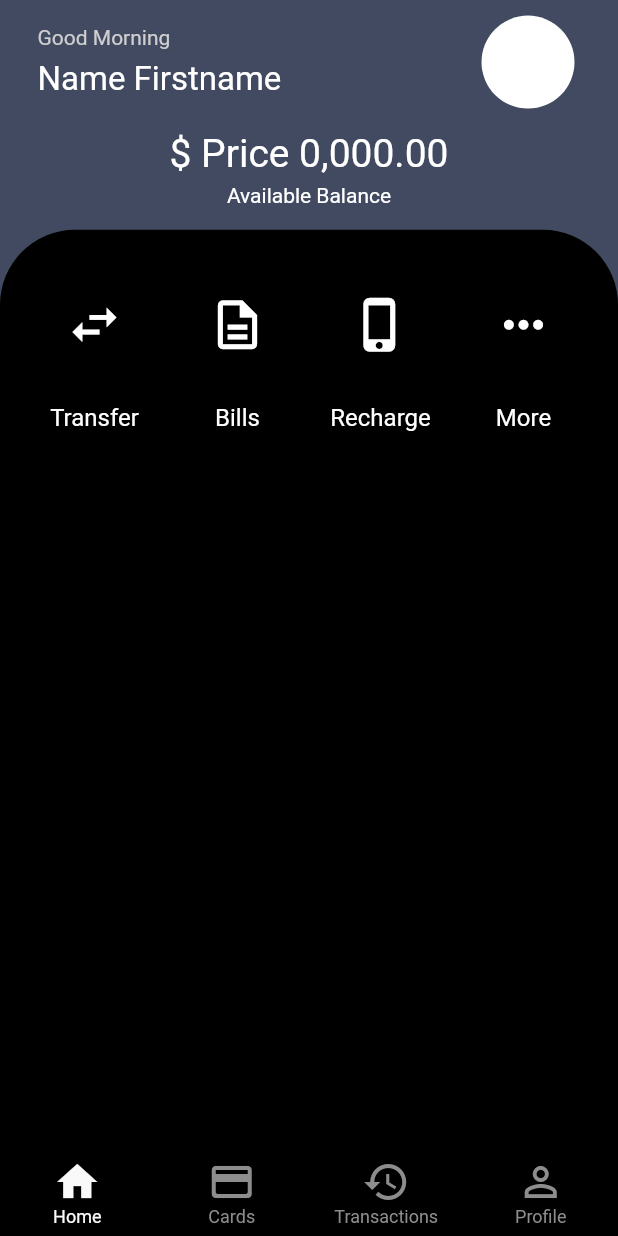
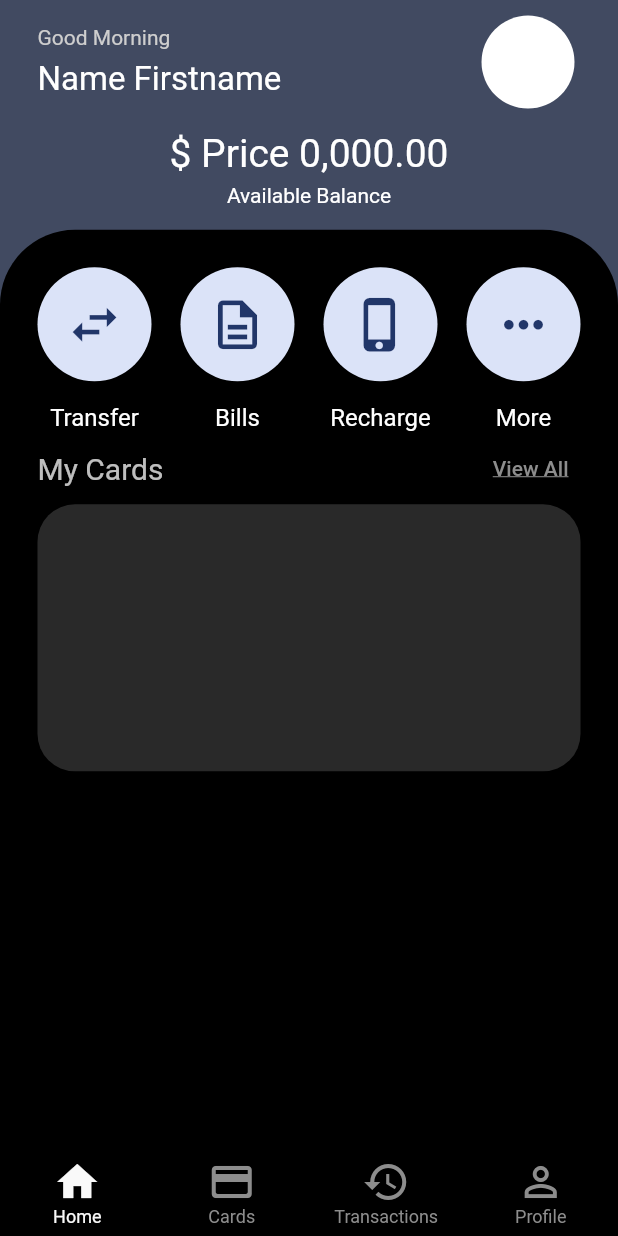
Before and after one commit to Dodowxoja/Online-Bank-Card, a Flutter app: the screen it shows after launch, on a phone screen of 412 x 824 dp. Run offline on Flutter 3.47's test engine with Material 2 defaults, Android fonts, the phone set to English and light mode, and no system bars; our stand-ins replace adaptive_theme.

Commit message:
o'zgargan

```diff
--- /dev/null
+++ b/lib/core/components/categoria_comp.dart
@@ -0,0 +1,36 @@
+import 'package:flutter/material.dart';
+import 'package:home/core/constants/color_const.dart';
+import 'package:home/widgets/my_text_style.dart';
+
+class CategoriaComp {
+  static InkWell categoriya(
+    String text,
+    IconData icon,
+    String routeName,
+    BuildContext context,
+  ) {
+    return InkWell(
+      child: Column(
+        mainAxisAlignment: MainAxisAlignment.spaceBetween,
+        children: [
+          CircleAvatar(
+            radius: 38,
+            backgroundColor: ColorConst.kPCRadius1,
+            child: Icon(
+              icon,
+              size: 39,
+              color: ColorConst.kPCIcon1,
+            ),
+          ),
+          Text(
+            text,
+            style: MyTextStyle.textStyle(size: 16),
+          ),
+        ],
+      ),
+      onTap: () {
+        Navigator.pushNamed(context, routeName.toString());
+      },
+    );
+  }
+}
--- a/lib/core/components/theme_comp.dart
+++ b/lib/core/components/theme_comp.dart
@@ -5,14 +5,14 @@ class ThemeComp {
   static get lightTheme => ThemeData(
         colorScheme: ColorScheme.light(
           brightness: Brightness.light,
-          primary: ColorConst.kPColorLightTheme,
+          primary: ColorConst.kPCLightTheme,
         ),
       );
 
   static get darkTheme => ThemeData(
         colorScheme: ColorScheme.dark(
           brightness: Brightness.dark,
-          primary: ColorConst.kPColorDarkTheme,
+          primary: ColorConst.kPCDarkTheme,
         ),
       );
 }
--- a/lib/core/constants/color_const.dart
+++ b/lib/core/constants/color_const.dart
@@ -1,47 +1,48 @@
 import 'package:flutter/material.dart';
 
 class ColorConst {
-  static Color kPColorLightTheme = const Color(0xffFFFFFF);
-  static Color kPColorDarkTheme = const Color(0xff000000);
+  static Color kPCLightTheme = const Color(0xffFFFFFF);
+  static Color kPCDarkTheme = const Color(0xff000000);
 
-  static Color kPColorPicker1 = const Color(0xff414A61);
-  static Color kPColorPicker2 = const Color(0xff7485B4);
-  static Color kPColorPicker3 = const Color(0xff292929);
+  static Color kPCPicker1 = const Color(0xff414A61);
+  static Color kPCPicker2 = const Color(0xff292929);
+  static Color kPCPicker3 = const Color(0xff7485B4);
 
-  static Color kPColorText1 = const Color(0xffCECECE);
-  static Color kPColorText2 = const Color(0xffF9F9F9);
+  static Color kPCText1 = const Color(0xffCECECE);
+  static Color kPCText2 = const Color(0xffF9F9F9);
+  static Color kPCText3 = const Color(0xffEEEEEE);
 
-  static Color kPColorBar = const Color(0xff8D8D8D);
-  static Color kPColorButtonBar = const Color(0xffF9F9F9);
+  static Color kPCBar = const Color(0xff8D8D8D);
+  static Color kPCButtonBar = const Color(0xffF9F9F9);
 
-  static Color kPColorRadius1 = const Color(0xffDBE3F8);
-  static Color kPColorRadius2 = const Color(0xffFFDEE2);
-  static Color kPColorRadius3 = const Color(0xffFFE8CE);
-  static Color kPColorRadius4 = const Color(0xffEAF5DC);
-  static Color kPColorRadius5 = const Color(0xffD3EAFF);
-  static Color kPColorRadius6 = const Color(0xffE7DFFF);
+  static Color kPCRadius1 = const Color(0xffDBE3F8);
+  static Color kPCRadius2 = const Color(0xffFFDEE2);
+  static Color kPCRadius3 = const Color(0xffFFE8CE);
+  static Color kPCRadius4 = const Color(0xffEAF5DC);
+  static Color kPCRadius5 = const Color(0xffD3EAFF);
+  static Color kPCRadius6 = const Color(0xffE7DFFF);
 
-  static Color kPColorIcon1 = const Color(0xff031952).withOpacity(0.86);
-  static Color kPColorIcon2 = const Color(0xffA32E2E);
-  static Color kPColorIcon3 = const Color(0xff46320E).withOpacity(0.8);
-  static Color kPColorIcon4 = const Color(0xff45661B);
-  static Color kPColorIcon5 = const Color(0xff0C4C87);
-  static Color kPColorIcon6 = const Color(0xff4829A8);
-  static Color kPColorIcon7 = const Color(0xff213569);
+  static Color kPCIcon1 = const Color(0xff031952).withOpacity(0.86);
+  static Color kPCIcon2 = const Color(0xffA32E2E);
+  static Color kPCIcon3 = const Color(0xff46320E).withOpacity(0.8);
+  static Color kPCIcon4 = const Color(0xff45661B);
+  static Color kPCIcon5 = const Color(0xff0C4C87);
+  static Color kPCIcon6 = const Color(0xff4829A8);
+  static Color kPCIcon7 = const Color(0xff213569);
 
-  static Color kPColorElipseRaduis1 = const Color(0xff6A6A6A);
+  static Color kPCElipseRaduis1 = const Color(0xff6A6A6A);
 
-  static Color kPColorElipseIcon1 = const Color(0xffDDDDDD);
+  static Color kPCElipseIcon1 = const Color(0xffDDDDDD);
 
-  static Color kPColorElipse1 = const Color(0xffB1BEEC);
-  static Color kPColorElipse2 = const Color(0xff6C6C6C);
+  static Color kPCElipse1 = const Color(0xffB1BEEC);
+  static Color kPCElipse2 = const Color(0xff6C6C6C);
 
-  static Color kPColorLinear1 = const Color(0xff5A6D9E);
-  static Color kPColorLinear2 = const Color(0xffBECAF5);
+  static Color kPCLinear1 = const Color(0xff5A6D9E);
+  static Color kPCLinear2 = const Color(0xffBECAF5);
 
-  static LinearGradient kPColorLinearGradient1 = LinearGradient(
+  static LinearGradient kPCLinearGradient1 = LinearGradient(
     begin: Alignment.topLeft,
     end: Alignment.bottomRight,
-    colors: [kPColorLinear1, kPColorLinear2],
+    colors: [kPCLinear1, kPCLinear2],
   );
 }
--- a/lib/core/constants/radius_const.dart
+++ b/lib/core/constants/radius_const.dart
@@ -1,5 +1,6 @@
 import 'package:flutter/material.dart';
 
 class RadiusConst {
+  static BorderRadius borderRadiusConst25 = BorderRadius.circular(25);
   static Radius radiusConst50 = const Radius.circular(50);
 }
--- a/lib/routes/my_routes.dart
+++ b/lib/routes/my_routes.dart
@@ -1,5 +1,9 @@
 import 'package:flutter/material.dart';
 import 'package:home/screens/myhome/my_home_page.dart';
+import 'package:home/screens/pages/bills_page.dart';
+import 'package:home/screens/pages/more_page.dart';
+import 'package:home/screens/pages/recharge_page.dart';
+import 'package:home/screens/pages/transfer_page.dart';
 
 class MyRoutes {
   Route? onGenerateRoute(RouteSettings s) {
@@ -7,6 +11,14 @@ class MyRoutes {
     switch (s.name) {
       case '/':
         return MaterialPageRoute(builder: (_) => const MyHomePage());
+      case '/transfer':
+        return MaterialPageRoute(builder: (_) => const TransferPage());
+      case '/bills':
+        return MaterialPageRoute(builder: (_) => const BillsPage());
+      case '/recharge':
+        return MaterialPageRoute(builder: (_) => const RechargePage());
+      case '/more':
+        return MaterialPageRoute(builder: (_) => const MorePage());
     }
   }
 }
--- a/lib/screens/home/home_page.dart
+++ b/lib/screens/home/home_page.dart
@@ -1,4 +1,5 @@
 import 'package:flutter/material.dart';
+import 'package:home/core/components/categoria_comp.dart';
 import 'package:home/core/constants/color_const.dart';
 import 'package:home/core/constants/edge_insets_const.dart';
 import 'package:home/core/constants/radius_const.dart';
@@ -37,7 +38,7 @@ class _HomePageState extends State<HomePage> {
                             Text(
                               'Good Morning',
                               style: MyTextStyle.textStyle(
-                                colors: ColorConst.kPColorText1,
+                                colors: ColorConst.kPCText1,
                               ),
                             ),
                             Text(
@@ -76,7 +77,7 @@ class _HomePageState extends State<HomePage> {
               width: double.infinity,
               padding: EdgeInsetsConst.edgeInsetsAll25,
               decoration: BoxDecoration(
-                color: ColorConst.kPColorDarkTheme,
+                color: ColorConst.kPCDarkTheme,
                 borderRadius: BorderRadius.only(
                   topLeft: RadiusConst.radiusConst50,
                   topRight: RadiusConst.radiusConst50,
@@ -91,10 +92,53 @@ class _HomePageState extends State<HomePage> {
                     child: Row(
                       mainAxisAlignment: MainAxisAlignment.spaceBetween,
                       children: [
-                        categoriya('Transfer', Icons.swap_horiz_outlined),
-                        categoriya('Bills', Icons.description_outlined),
-                        categoriya('Recharge', Icons.phone_iphone),
-                        categoriya('More', Icons.more_horiz),
+                        CategoriaComp.categoriya('Transfer',
+                            Icons.swap_horiz_outlined, '/transfer', context),
+                        CategoriaComp.categoriya('Bills',
+                            Icons.description_outlined, '/bills', context),
+                        CategoriaComp.categoriya('Recharge', Icons.phone_iphone,
+                            '/recharge', context),
+                        CategoriaComp.categoriya(
+                            'More', Icons.more_horiz, '/more', context),
+                      ],
+                    ),
+                  ),
+                  SizedBox(
+                    height: 226,
+                    child: Column(
+                      mainAxisAlignment: MainAxisAlignment.spaceBetween,
+                      children: [
+                        Row(
+                          mainAxisAlignment: MainAxisAlignment.spaceBetween,
+                          children: [
+                            Text(
+                              'My Cards',
+                              style: MyTextStyle.textStyle(
+                                size: 20,
+                                colors: ColorConst.kPCText3.withOpacity(
+                                  0.8,
+                                ),
+                              ),
+                            ),
+                            TextButton(
+                              child: Text(
+                                'View All',
+                                style: MyTextStyle.textStyle(
+                                  colors: ColorConst.kPCBar,
+                                  textD: TextDecoration.underline,
+                                ),
+                              ),
+                              onPressed: () {},
+                            )
+                          ],
+                        ),
+                        Container(
+                          decoration: BoxDecoration(
+                            borderRadius: RadiusConst.borderRadiusConst25,
+                            color: ColorConst.kPCPicker2,
+                          ),
+                          height: 178,
+                        )
                       ],
                     ),
                   )
@@ -106,22 +150,4 @@ class _HomePageState extends State<HomePage> {
       ),
     );
   }
-
-  InkWell categoriya(String text, IconData icon) {
-    return InkWell(
-      child: Column(
-        mainAxisAlignment: MainAxisAlignment.spaceBetween,
-        children: [
-          CircleAvatar(
-            radius: 38,
-            child: Icon(icon, size: 39),
-          ),
-          Text(
-            text,
-            style: MyTextStyle.textStyle(size: 16),
-          ),
-        ],
-      ),
-    );
-  }
 }
--- a/lib/screens/myhome/my_home_page.dart
+++ b/lib/screens/myhome/my_home_page.dart
@@ -33,13 +33,13 @@ class _MyHomePageState extends State<MyHomePage> {
   Widget build(BuildContext context) {
     return Scaffold(
       body: _pages![_currentIndex],
-      backgroundColor: ColorConst.kPColorPicker1,
+      backgroundColor: ColorConst.kPCPicker1,
       bottomNavigationBar: BottomNavigationBar(
         iconSize: IconSizeConst.kPBarIcon,
         selectedFontSize: TextSizeConst.kPBarText,
         backgroundColor: Colors.black,
-        fixedColor: ColorConst.kPColorButtonBar,
-        unselectedItemColor: ColorConst.kPColorBar,
+        fixedColor: ColorConst.kPCButtonBar,
+        unselectedItemColor: ColorConst.kPCBar,
         items: const [
           BottomNavigationBarItem(
             icon: Icon(Icons.home),
--- /dev/null
+++ b/lib/screens/pages/bills_page.dart
@@ -0,0 +1,15 @@
+import 'package:flutter/material.dart';
+
+class BillsPage extends StatefulWidget {
+  const BillsPage({Key? key}) : super(key: key);
+
+  @override
+  _BillsPageState createState() => _BillsPageState();
+}
+
+class _BillsPageState extends State<BillsPage> {
+  @override
+  Widget build(BuildContext context) {
+    return Scaffold();
+  }
+}
--- /dev/null
+++ b/lib/screens/pages/more_page.dart
@@ -0,0 +1,15 @@
+import 'package:flutter/material.dart';
+
+class MorePage extends StatefulWidget {
+  const MorePage({Key? key}) : super(key: key);
+
+  @override
+  _MorePageState createState() => _MorePageState();
+}
+
+class _MorePageState extends State<MorePage> {
+  @override
+  Widget build(BuildContext context) {
+    return Scaffold();
+  }
+}
--- /dev/null
+++ b/lib/screens/pages/recharge_page.dart
@@ -0,0 +1,15 @@
+import 'package:flutter/material.dart';
+
+class RechargePage extends StatefulWidget {
+  const RechargePage({Key? key}) : super(key: key);
+
+  @override
+  _RechargePageState createState() => _RechargePageState();
+}
+
+class _RechargePageState extends State<RechargePage> {
+  @override
+  Widget build(BuildContext context) {
+    return Scaffold();
+  }
+}
--- /dev/null
+++ b/lib/screens/pages/transfer_page.dart
@@ -0,0 +1,15 @@
+import 'package:flutter/material.dart';
+
+class TransferPage extends StatefulWidget {
+  const TransferPage({Key? key}) : super(key: key);
+
+  @override
+  _TransferPageState createState() => _TransferPageState();
+}
+
+class _TransferPageState extends State<TransferPage> {
+  @override
+  Widget build(BuildContext context) {
+    return Scaffold();
+  }
+}
--- a/lib/widgets/my_text_style.dart
+++ b/lib/widgets/my_text_style.dart
@@ -4,7 +4,8 @@ class MyTextStyle {
   static TextStyle textStyle({
     Color colors = Colors.white,
     double size = 14,
+    TextDecoration textD = TextDecoration.none,
   }) {
-    return TextStyle(color: colors, fontSize: size);
+    return TextStyle(color: colors, fontSize: size, decoration: textD);
   }
 }
```
